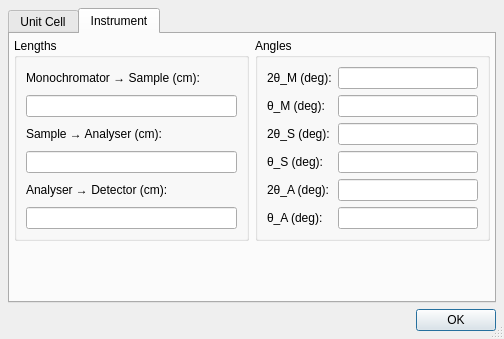
Qt form ui/real_params.ui (tweber-ill/frm_mirror-takin1) before a commit.
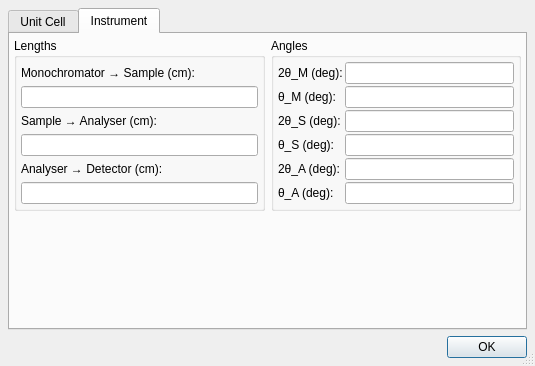
The same form after that commit. The open tabs and pages were chosen to show the change.

```diff
--- a/ui/real_params.ui
+++ b/ui/real_params.ui
@@ -6,8 +6,8 @@
    <rect>
     <x>0</x>
     <y>0</y>
-    <width>504</width>
-    <height>339</height>
+    <width>535</width>
+    <height>366</height>
    </rect>
   </property>
   <property name="windowTitle">
@@ -97,6 +97,12 @@
           <string>Angles</string>
          </property>
          <layout class="QGridLayout" name="gridLayout_3">
+          <property name="margin">
+           <number>4</number>
+          </property>
+          <property name="spacing">
+           <number>2</number>
+          </property>
           <item row="3" column="1">
            <widget class="QLineEdit" name="editThetaS">
             <property name="readOnly">
@@ -190,6 +196,12 @@
           <string>Lengths</string>
          </property>
          <layout class="QGridLayout" name="gridLayout_4">
+          <property name="margin">
+           <number>4</number>
+          </property>
+          <property name="spacing">
+           <number>2</number>
+          </property>
           <item row="2" column="0">
            <widget class="QLabel" name="label_13">
             <property name="sizePolicy">
```
